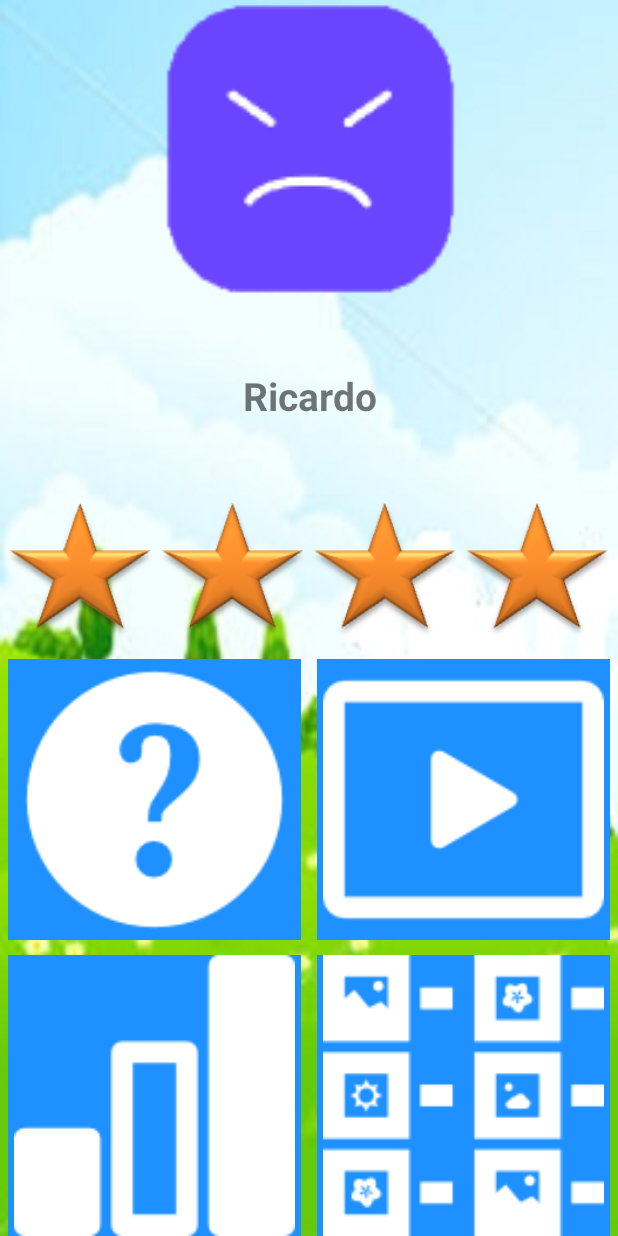
After one commit to jcprr/iVerbs, an Android app: the MenuActivity screen opened directly, with no data from a screen before it, on a phone screen of 412 x 824 dp. The commit adds this screen. Run offline under Robolectric (Android 15) with nearby library versions, the phone set to English and light mode, and no system bars.

Commit message:
se agrega menu y splash

```diff
--- a/app/src/main/AndroidManifest.xml
+++ b/app/src/main/AndroidManifest.xml
@@ -7,27 +7,28 @@
         android:icon="@mipmap/ic_launcher"
         android:label="@string/app_name"
         android:theme="@style/AppTheme" >
-
         <activity
             android:name=".SplashActivity"
+            android:configChanges="orientation"
             android:label="@string/app_name"
-            android:configChanges="orientation"
-            android:screenOrientation="portrait"
-           >
-
+            android:screenOrientation="portrait" >
             <intent-filter>
                 <action android:name="android.intent.action.MAIN" />
+
                 <category android:name="android.intent.category.LAUNCHER" />
             </intent-filter>
-
         </activity>
         <activity
             android:name=".LoginActivity"
+            android:configChanges="orientation"
             android:label="@string/title_activity_login"
+            android:screenOrientation="landscape" >
+        </activity>
+        <activity
+            android:name=".MenuActivity"
+            android:label="@string/title_activity_menu"
             android:configChanges="orientation"
-            android:screenOrientation="landscape"
-            >
-
+            android:screenOrientation="portrait">
         </activity>
     </application>
 
--- a/app/src/main/java/com/junari/iverbs/LoginActivity.java
+++ b/app/src/main/java/com/junari/iverbs/LoginActivity.java
@@ -1,10 +1,12 @@
 package com.junari.iverbs;
 
 import android.app.Activity;
+import android.content.Intent;
 import android.support.v7.app.ActionBarActivity;
 import android.os.Bundle;
 import android.view.Menu;
 import android.view.MenuItem;
+import android.view.View;
 import android.widget.ListView;
 
 import java.util.ArrayList;
@@ -12,6 +14,7 @@ import java.util.ArrayList;
 
 public class LoginActivity extends Activity {
 
+    private static final int REQST_CODE = 0;
     @Override
     protected void onCreate(Bundle savedInstanceState) {
         super.onCreate(savedInstanceState);
@@ -69,4 +72,11 @@ public class LoginActivity extends Activity {
 
         return super.onOptionsItemSelected(item);
     }
+
+    public void btnLogin(View view)
+    {
+        startActivityForResult(new Intent(this,MenuActivity.class),REQST_CODE);
+
+    }
+
 }
--- /dev/null
+++ b/app/src/main/java/com/junari/iverbs/MenuActivity.java
@@ -0,0 +1,40 @@
+package com.junari.iverbs;
+
+import android.app.Activity;
+import android.support.v7.app.ActionBarActivity;
+import android.os.Bundle;
+import android.view.Menu;
+import android.view.MenuItem;
+
+
+public class MenuActivity extends Activity {
+
+    @Override
+    protected void onCreate(Bundle savedInstanceState) {
+        super.onCreate(savedInstanceState);
+        setContentView(R.layout.activity_menu);
+    }
+
+
+    @Override
+    public boolean onCreateOptionsMenu(Menu menu) {
+        // Inflate the menu; this adds items to the action bar if it is present.
+        getMenuInflater().inflate(R.menu.menu_menu, menu);
+        return true;
+    }
+
+    @Override
+    public boolean onOptionsItemSelected(MenuItem item) {
+        // Handle action bar item clicks here. The action bar will
+        // automatically handle clicks on the Home/Up button, so long
+        // as you specify a parent activity in AndroidManifest.xml.
+        int id = item.getItemId();
+
+        //noinspection SimplifiableIfStatement
+        if (id == R.id.action_settings) {
+            return true;
+        }
+
+        return super.onOptionsItemSelected(item);
+    }
+}
--- a/app/src/main/res/layout/activity_login.xml
+++ b/app/src/main/res/layout/activity_login.xml
@@ -115,6 +115,7 @@
             android:maxHeight="50dp"
             android:layout_centerInParent="true"
             android:layout_margin="0dp"
+            android:onClick="btnLogin"
             android:background="#FFF3F3F3"/>
         </RelativeLayout>
 </LinearLayout>
--- a/app/src/main/res/layout/activity_menu.xml
+++ b/app/src/main/res/layout/activity_menu.xml
@@ -1,6 +1,107 @@
 <?xml version="1.0" encoding="utf-8"?>
 <LinearLayout xmlns:android="http://schemas.android.com/apk/res/android"
     android:orientation="vertical" android:layout_width="match_parent"
-    android:layout_height="match_parent">
+    android:layout_height="match_parent" android:weightSum="8"
+    android:background="@mipmap/fondo2">
+
+
+
+
+
+        <ImageView
+            android:id="@+id/imvFaceUsr"
+            android:layout_width="match_parent"
+            android:layout_height="0dp"
+            android:layout_weight="2"
+            android:gravity="center"
+            android:scaleType="fitCenter"
+            android:src="@mipmap/face2" />
+
+        <TextView
+            android:id="@+id/txvNombreUsr"
+            android:layout_width="match_parent"
+            android:layout_height="wrap_content"
+            android:layout_weight="1"
+            android:gravity="center"
+            android:textSize="26sp"
+            android:textStyle="bold"
+            android:text="Ricardo" />
+
+    <ImageView
+        android:id="@+id/imvStars"
+        android:layout_width="match_parent"
+        android:layout_height="0dp"
+        android:layout_weight="1"
+        android:gravity="center"
+        android:scaleType="fitCenter"
+        android:src="@mipmap/estrellas" />
+
+
+
+    <LinearLayout
+        android:layout_width="match_parent"
+        android:layout_height="0dp"
+        android:layout_weight="2"
+        android:weightSum="4" >
+
+        <ImageButton
+            android:id="@+id/btnOp1"
+            android:layout_width="0dp"
+            android:layout_height="fill_parent"
+            android:layout_marginTop="10dp"
+            android:layout_marginRight="5dp"
+            android:layout_marginLeft="5dp"
+            android:layout_weight="2"
+            android:background="#ff1e90ff"
+            android:scaleType="fitCenter"
+            android:src="@mipmap/help" />
+
+        <ImageButton
+            android:id="@+id/btnOp2"
+            android:layout_width="0dp"
+            android:layout_height="fill_parent"
+            android:layout_marginTop="10dp"
+            android:layout_marginRight="5dp"
+            android:layout_marginLeft="5dp"
+            android:layout_weight="2"
+            android:background="#ff1e90ff"
+            android:scaleType="fitCenter"
+            android:src="@mipmap/start" />
+
+    </LinearLayout>
+
+    <LinearLayout
+        android:layout_width="match_parent"
+        android:layout_height="0dp"
+        android:layout_weight="2"
+        android:weightSum="4" >
+
+        <ImageButton
+            android:id="@+id/btnOp3"
+            android:layout_width="0dp"
+            android:layout_height="fill_parent"
+            android:layout_marginTop="10dp"
+            android:layout_marginRight="5dp"
+            android:layout_marginLeft="5dp"
+            android:layout_weight="2"
+            android:background="#ff1e90ff"
+            android:scaleType="fitCenter"
+            android:src="@mipmap/progress" />
+
+        <ImageButton
+            android:id="@+id/btnOp4"
+            android:layout_width="0dp"
+            android:layout_height="fill_parent"
+            android:layout_marginTop="10dp"
+            android:layout_marginRight="5dp"
+            android:layout_marginLeft="5dp"
+            android:layout_weight="2"
+            android:background="#ff1e90ff"
+            android:scaleType="fitCenter"
+            android:src="@mipmap/my_lists" />
+
+    </LinearLayout>
+
+
 
 </LinearLayout>
--- /dev/null
+++ b/app/src/main/res/menu/menu_menu.xml
@@ -0,0 +1,6 @@
+<menu xmlns:android="http://schemas.android.com/apk/res/android"
+    xmlns:app="http://schemas.android.com/apk/res-auto"
+    xmlns:tools="http://schemas.android.com/tools" tools:context="com.junari.iverbs.MenuActivity">
+    <item android:id="@+id/action_settings" android:title="@string/action_settings"
+        android:orderInCategory="100" app:showAsAction="never" />
+</menu>
--- a/app/src/main/res/values/strings.xml
+++ b/app/src/main/res/values/strings.xml
@@ -4,4 +4,5 @@
     <string name="hello_world">Hello world!</string>
     <string name="action_settings">Settings</string>
     <string name="title_activity_login">Log In</string>
+    <string name="title_activity_menu">MenuActivity</string>
 </resources>
```
Also changed, not shown: app/src/main/res/mipmap-hdpi/estrellas.png (added), app/src/main/res/mipmap-hdpi/fondo2.jpg (added), app/src/main/res/mipmap-hdpi/help.png (added), app/src/main/res/mipmap-hdpi/my_lists.png (added), app/src/main/res/mipmap-hdpi/progress.png (added), app/src/main/res/mipmap-hdpi/start.png (added).
